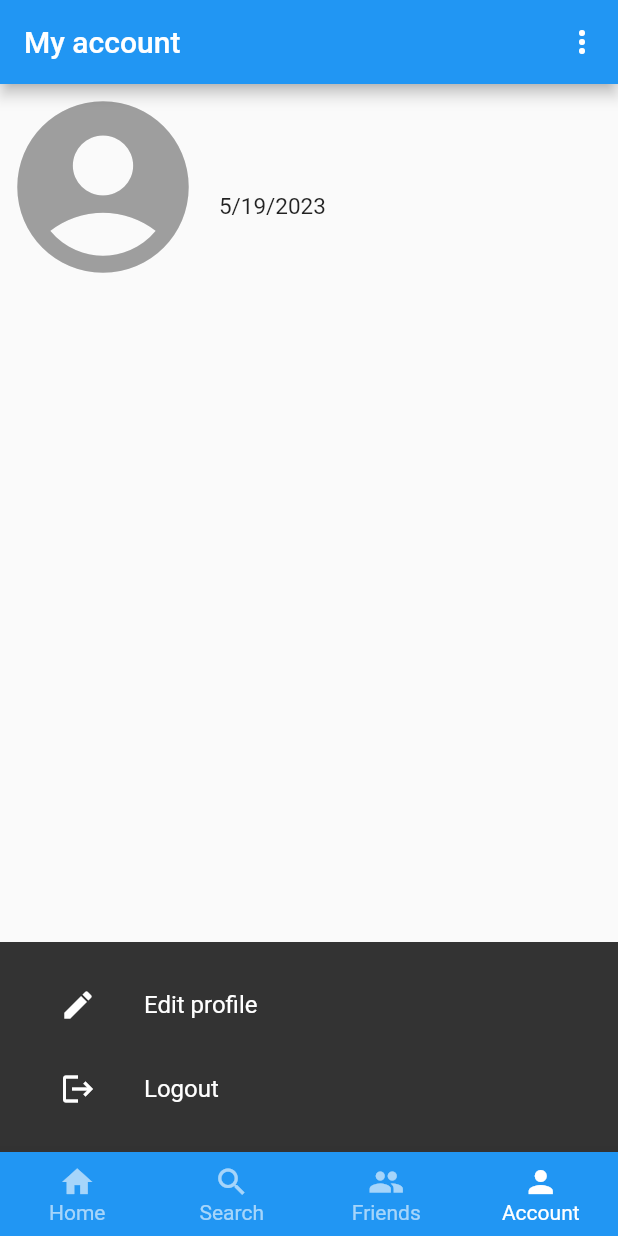
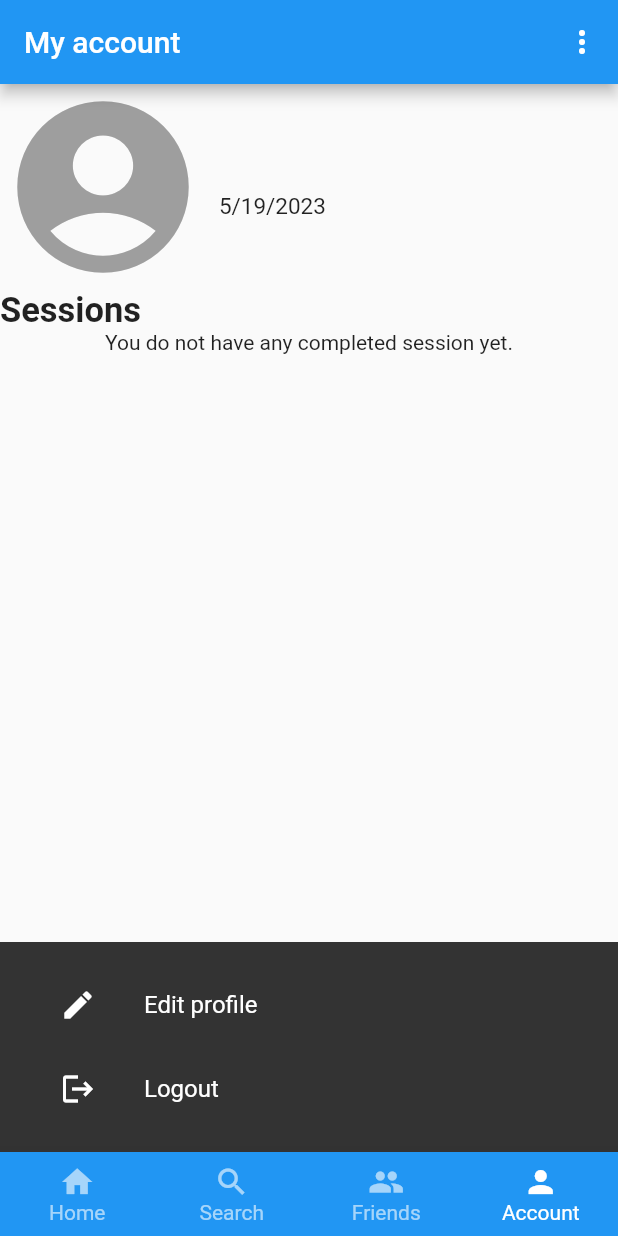
Before and after one commit to gblfrc/dima-2022-gibellini-rondini, a Flutter app: the screen it shows once a user with an empty profile is signed in, item 4 of the bottom bar chosen, after a tap on the "more vert" icon, on a phone screen of 412 x 824 dp. Run offline on Flutter 3.47's test engine with Material 2 defaults, Android fonts, the phone set to English and light mode, and no system bars; our stand-ins replace cloud_firestore, datetime_picker_formfield, file_picker, firebase_auth, firebase_core, firebase_storage and 5 more; missing offline and left inert: algolia, dart_geohash; accounts and stored records are empty; network calls fail.

Commit message:
Introduce sessions in account page
TODO: introduce session object and refactor session-related pages and functions

```diff
--- a/lib/app_logic/database.dart
+++ b/lib/app_logic/database.dart
@@ -99,7 +99,7 @@ class Database {
           if (proposal != null) proposals.add(proposal);
         }
       }, onError: (e) {
-        print("Error completing: $e");
+        throw DatabaseException("Couldn't get friend proposals for current user.");
       });
     }
     return proposals;
@@ -153,7 +153,7 @@ class Database {
           if (proposal != null) newList.add(proposal);
         }
       }, onError: (e) {
-        print("Error completing: $e");
+        throw DatabaseException("Couldn't get proposals within specified boundary.");
       });
     }
     return newList;
@@ -208,6 +208,17 @@ class Database {
       docSession = docSession.limit(limit);
     }
     return docSession.snapshots();
+  }
+
+  static Future<QuerySnapshot<Map<String, dynamic>>> getSessionsByUser(String uid) {
+    final userDocRef = FirebaseFirestore.instance
+        .collection("users")
+        .doc(uid);
+    Query<Map<String, dynamic>> docSession = FirebaseFirestore.instance
+        .collection("sessions")
+        .where("userID", isEqualTo: userDocRef)
+        .orderBy("startDT", descending: true);
+    return docSession.snapshots().first;
   }
 
   static Stream<QuerySnapshot<Map<String, dynamic>>> getGoals() {
@@ -313,7 +324,7 @@ class Database {
         if (proposal != null) list.add(proposal);
       }
     }, onError: (e) {
-      print("Error completing: $e");
+      throw DatabaseException("Couldn't get proposals for the requested place.");
     });
     return list;
   }
--- a/lib/pages/account_page.dart
+++ b/lib/pages/account_page.dart
@@ -5,6 +5,7 @@ import 'package:progetto/app_logic/exceptions.dart';
 import 'package:progetto/components/contact_card.dart';
 import 'package:progetto/pages/edit_profile_page.dart';
 
+import '../components/cards.dart';
 import '../model/user.dart';
 
 class AccountPage extends StatefulWidget {
@@ -123,10 +124,51 @@ class _AccountPageState extends State<AccountPage> {
                           );
                         }
                       },
-                          child: const Text("Add to friends")),
+                      child: const Text("Add to friends"),
+                    ),
                   ],
-                  )
+                ),
+          Text(
+            'Sessions',
+            style: TextStyle(
+              fontWeight: FontWeight.bold,
+              fontSize: 23 * MediaQuery.of(context).textScaleFactor,
+            ),
+          ),
+          FutureBuilder(
+              future: Database.getSessionsByUser(widget.uid),
+              builder: (context, snapshot) {
+                if (snapshot.hasError) {
+                  return const Text(
+                    "Something went wrong. Please try again later.",
+                    textAlign: TextAlign.center,
+                  );
+                }
+                if (snapshot.hasData) {
+                  // This returns true even if there are no documents in the list
+                  if (snapshot.data!.docs.isEmpty) {
+                    // If there are no sessions, we print a message
+                    return const Text(
+                      "You do not have any completed session yet.",
+                      textAlign: TextAlign.center,
+                    );
+                  }
+                  List<Widget> sessionList = [];
+                  for (var session in snapshot.data!.docs) {
+                    // For each session, we create a card and append it to the array of children
+                    sessionList.add(SessionCard(session));
+                  }
+                  return Column(
+                    children: sessionList,
+                  );
+                } else {
+                  return const Center(
+                    child: CircularProgressIndicator(),
+                  );
+                }
+              }),
         ],
-        ));
+      ),
+    );
   }
 }
```
Lines whose indentation alone changed are shown as unchanged.
